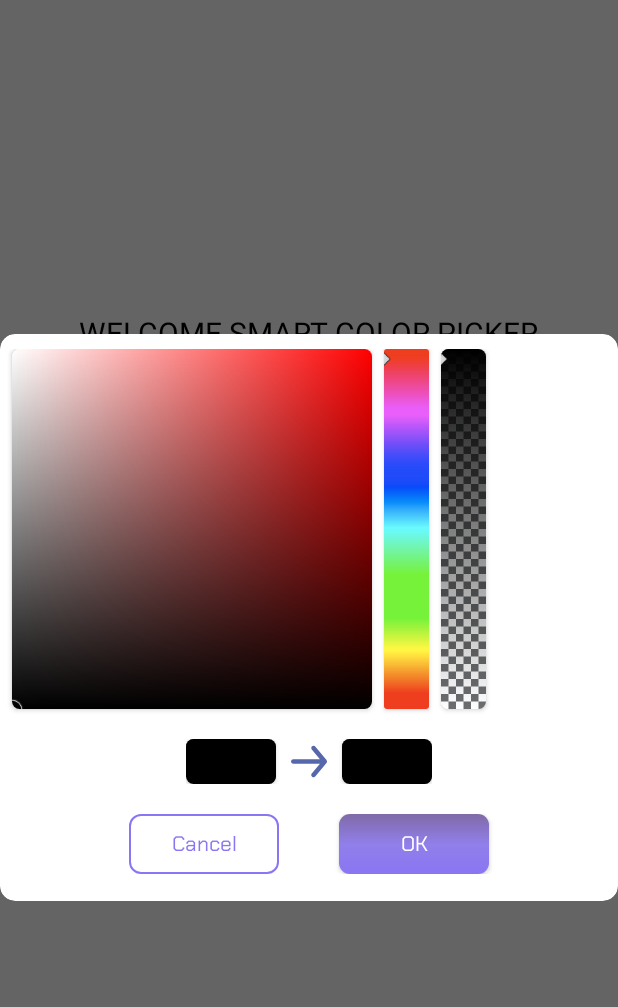
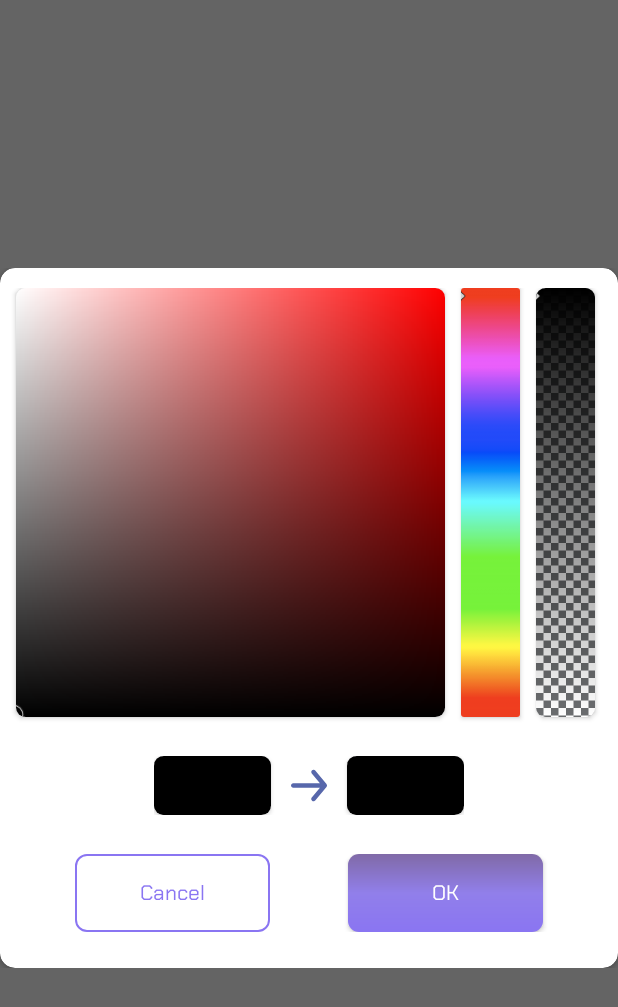
Before and after one commit to novatien/SmartColorPicker, an Android app: the screen it shows after launch (MainActivity), after a tap on "SHOW COLORPICKER", on a phone screen of 412 x 824 dp. Shown: the top 1007 px of the screen. Run offline under Robolectric (Android 15) with nearby library versions, the phone set to English and light mode, and no system bars; our stand-ins replace sdp/ssp sizes.

Commit message:
fixbug, update lib, add auto resize screen sdp

```diff
--- a/app/src/main/res/values-night/themes.xml
+++ /dev/null
@@ -1,16 +0,0 @@
-<resources xmlns:tools="http://schemas.android.com/tools">
-    <!-- Base application theme. -->
-    <style name="Theme.ColorPicker" parent="Theme.MaterialComponents.DayNight.DarkActionBar">
-        <!-- Primary brand color. -->
-        <item name="colorPrimary">@color/purple_200</item>
-        <item name="colorPrimaryVariant">@color/purple_700</item>
-        <item name="colorOnPrimary">@color/black</item>
-        <!-- Secondary brand color. -->
-        <item name="colorSecondary">@color/teal_200</item>
-        <item name="colorSecondaryVariant">@color/teal_200</item>
-        <item name="colorOnSecondary">@color/black</item>
-        <!-- Status bar color. -->
-        <item name="android:statusBarColor" tools:targetApi="l">?attr/colorPrimaryVariant</item>
-        <!-- Customize your theme here. -->
-    </style>
-</resources>
--- a/app/src/main/res/values/themes.xml
+++ b/app/src/main/res/values/themes.xml
@@ -1,9 +1,9 @@
 <resources xmlns:tools="http://schemas.android.com/tools">
     <!-- Base application theme. -->
-    <style name="Theme.ColorPicker" parent="Theme.AppCompat.DayNight.NoActionBar">
+    <style name="Theme.ColorPicker" parent="Theme.AppCompat.Light.NoActionBar">
         <!-- Primary brand color. -->
-        <item name="colorPrimary">@color/purple_500</item>
-        <item name="colorPrimaryVariant">@color/purple_700</item>
+        <item name="colorPrimary">#FF9800</item>
+        <item name="colorPrimaryVariant">#FF9800</item>
         <item name="colorOnPrimary">@color/white</item>
         <!-- Secondary brand color. -->
         <item name="colorSecondary">@color/teal_200</item>
--- /dev/null
+++ b/mylibrary/src/main/java/com/nvt/color/MyApplication.kt
@@ -0,0 +1,6 @@
+package com.nvt.color
+
+import android.app.Application
+
+class MyApplication:Application() {
+}
--- a/mylibrary/src/main/res/layout/color_picker_dialog.xml
+++ b/mylibrary/src/main/res/layout/color_picker_dialog.xml
@@ -13,18 +13,18 @@
         android:layout_width="wrap_content"
         android:layout_height="wrap_content"
         android:layout_gravity="center"
-        android:layout_marginTop="10dp"
-        android:layout_marginBottom="10dp"
+        android:layout_marginTop="@dimen/_10sdp"
+        android:layout_marginBottom="@dimen/_10sdp"
         android:clipToPadding="false"
-        android:paddingLeft="8dp"
-        android:paddingRight="8dp"
-        android:paddingBottom="8dp">
+        android:paddingLeft="@dimen/_8sdp"
+        android:paddingRight="@dimen/_8sdp"
+        android:paddingBottom="@dimen/_8sdp">
 
         <androidx.cardview.widget.CardView
             android:id="@+id/cardSatVal"
-            android:layout_width="240dp"
-            android:layout_height="240dp"
-            app:cardCornerRadius="5dp">
+            android:layout_width="@dimen/_220sdp"
+            android:layout_height="@dimen/_220sdp"
+            app:cardCornerRadius="@dimen/_5sdp">
 
             <RelativeLayout
                 android:id="@+id/viewContainerSat"
@@ -41,8 +41,8 @@
 
                 <ImageView
                     android:id="@+id/viewTarget"
-                    android:layout_width="15dp"
-                    android:layout_height="15dp"
+                    android:layout_width="@dimen/_15sdp"
+                    android:layout_height="@dimen/_15sdp"
                     android:scaleType="matrix"
                     android:src="@drawable/colorpicker_target" />
 
@@ -52,9 +52,9 @@
 
         <androidx.cardview.widget.CardView
             android:id="@+id/cardHue"
-            android:layout_width="30dp"
-            android:layout_height="240dp"
-            android:layout_marginLeft="8dp"
+            android:layout_width="@dimen/_30sdp"
+            android:layout_height="@dimen/_220sdp"
+            android:layout_marginLeft="@dimen/_8sdp"
             android:layout_toRightOf="@id/cardSatVal">
 
             <RelativeLayout
@@ -64,15 +64,15 @@
 
                 <ImageView
                     android:id="@+id/viewHue"
-                    android:layout_width="30dp"
-                    android:layout_height="240dp"
+                    android:layout_width="@dimen/_30sdp"
+                    android:layout_height="@dimen/_220sdp"
                     android:scaleType="fitXY"
                     android:src="@drawable/colorpicker_hue" />
 
                 <ImageView
                     android:id="@+id/viewCursor"
-                    android:layout_width="9dp"
-                    android:layout_height="9dp"
+                    android:layout_width="@dimen/_9sdp"
+                    android:layout_height="@dimen/_9sdp"
                     android:scaleType="matrix"
                     android:src="@drawable/colorpicker_cursor" />
 
@@ -82,11 +82,11 @@
 
         <androidx.cardview.widget.CardView
             android:id="@+id/cardAlpha"
-            android:layout_width="30dp"
-            android:layout_height="240dp"
-            android:layout_marginLeft="8dp"
+            android:layout_width="@dimen/_30sdp"
+            android:layout_height="@dimen/_220sdp"
+            android:layout_marginLeft="@dimen/_8sdp"
             android:layout_toRightOf="@id/cardHue"
-            app:cardCornerRadius="5dp">
+            app:cardCornerRadius="@dimen/_5sdp">
 
             <RelativeLayout
                 android:id="@+id/viewContainerAlpha"
@@ -97,21 +97,21 @@
 
                 <ImageView
                     android:id="@+id/viewAlphaCheckered"
-                    android:layout_width="30dp"
-                    android:layout_height="240dp"
+                    android:layout_width="@dimen/_30sdp"
+                    android:layout_height="@dimen/_220sdp"
                     android:scaleType="fitXY"
                     android:src="@drawable/colorpicker_alphacheckered_tiled" />
 
                 <View
                     android:id="@+id/viewAlphaOverlay"
-                    android:layout_width="30dp"
-                    android:layout_height="240dp" />
+                    android:layout_width="@dimen/_30sdp"
+                    android:layout_height="@dimen/_220sdp" />
 
 
                 <ImageView
                     android:id="@+id/viewAlphaCursor"
-                    android:layout_width="9dp"
-                    android:layout_height="9dp"
+                    android:layout_width="@dimen/_9sdp"
+                    android:layout_height="@dimen/_9sdp"
                     android:scaleType="matrix"
                     android:src="@drawable/colorpicker_cursor" />
 
@@ -125,18 +125,18 @@
             android:layout_height="wrap_content"
             android:layout_below="@id/cardSatVal"
             android:layout_centerHorizontal="true"
-            android:layout_marginTop="20dp"
+            android:layout_marginTop="@dimen/_20sdp"
             android:gravity="center"
             android:orientation="horizontal">
 
             <androidx.cardview.widget.CardView
-                app:cardCornerRadius="5dp"
-                android:layout_width="60dp"
-                android:layout_height="30dp">
+                app:cardCornerRadius="@dimen/_5sdp"
+                android:layout_width="@dimen/_60sdp"
+                android:layout_height="@dimen/_30sdp">
 
                 <FrameLayout
-                    android:layout_width="60dp"
-                    android:layout_height="30dp">
+                    android:layout_width="@dimen/_60sdp"
+                    android:layout_height="@dimen/_30sdp">
 
                     <View
                         android:layout_width="match_parent"
@@ -155,18 +155,18 @@
             <ImageView
                 android:layout_width="wrap_content"
                 android:layout_height="wrap_content"
-                android:paddingLeft="10dp"
-                android:paddingRight="10dp"
+                android:paddingLeft="@dimen/_10sdp"
+                android:paddingRight="@dimen/_10sdp"
                 android:src="@drawable/ic_right" />
 
             <androidx.cardview.widget.CardView
-                android:layout_width="60dp"
-                android:layout_height="30dp"
-                app:cardCornerRadius="5dp">
+                android:layout_width="@dimen/_60sdp"
+                android:layout_height="@dimen/_30sdp"
+                app:cardCornerRadius="@dimen/_5sdp">
 
                 <FrameLayout
-                    android:layout_width="60dp"
-                    android:layout_height="30dp">
+                    android:layout_width="@dimen/_60sdp"
+                    android:layout_height="@dimen/_30sdp">
 
                     <View
                         android:layout_width="fill_parent"
@@ -188,33 +188,34 @@
             android:layout_width="match_parent"
             android:layout_height="wrap_content"
             android:layout_below="@id/colorpicker_state"
-            android:layout_marginTop="20dp"
+            android:layout_marginTop="@dimen/_20sdp"
             android:gravity="center"
             android:orientation="horizontal">
 
             <Button
                 android:id="@+id/btnCancel"
+                android:layout_width="@dimen/_100sdp"
+                android:layout_height="@dimen/_40sdp"
+                android:layout_marginRight="@dimen/_20sdp"
                 android:background="@drawable/ic_disable_button_color"
-                android:layout_width="100dp"
-                android:layout_height="40dp"
-                android:textColor="#8A75F2"
                 android:fontFamily="@font/chakrapetch"
-                android:layout_marginRight="20dp"
                 android:text="@android:string/cancel"
-                android:textAllCaps="false" />
+                android:textAllCaps="false"
+                android:textColor="#8A75F2" />
 
             <Button
                 android:id="@+id/btnOK"
-                android:layout_width="100dp"
-                android:layout_height="40dp"
+                android:layout_width="@dimen/_100sdp"
+                android:layout_height="@dimen/_40sdp"
+                android:layout_marginLeft="@dimen/_20sdp"
+                android:background="@drawable/ic_enable_button_color"
                 android:fontFamily="@font/chakrapetch"
-                android:textColor="@android:color/white"
-                android:background="@drawable/ic_enable_button_color"
-                android:layout_marginLeft="20dp"
                 android:text="@android:string/ok"
-                android:textAllCaps="false" />
+                android:textAllCaps="false"
+                android:textColor="@android:color/white" />
 
         </androidx.appcompat.widget.LinearLayoutCompat>
+
     </RelativeLayout>
 
 </androidx.cardview.widget.CardView>
```
Also changed, not shown: app/build.gradle (+11 -16 lines), app/src/main/AndroidManifest.xml (+6 -2 lines), build.gradle (+5 -2 lines), mylibrary/build.gradle (+21 -9 lines), mylibrary/src/main/AndroidManifest.xml (+7 -0 lines), gradle/wrapper/gradle-wrapper.properties.
